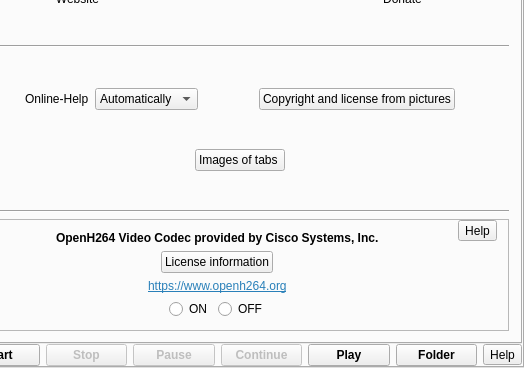
The window that src/formMainWindow.ui (vkohaupt/vokoscreenNG) describes before a commit, drawn with Qt 5; both pictures show x 178 to 702 and y 100 to 468 of the 702 by 468 pixel window.
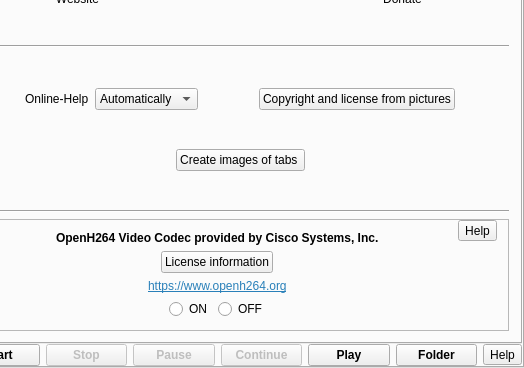
The same window after the commit. The open tabs and pages were chosen to show the change. Icons and pictures are not drawn.

Commit message: Grab tabs and make images

The edit to the form file:
```diff
--- a/src/formMainWindow.ui
+++ b/src/formMainWindow.ui
@@ -2415,7 +2415,7 @@
               <item>
                <widget class="QPushButton" name="pushButtonImages">
                 <property name="text">
-                 <string>Images of tabs </string>
+                 <string>Create images of tabs </string>
                 </property>
                </widget>
               </item>
```
The commit also changes 1 other file.
